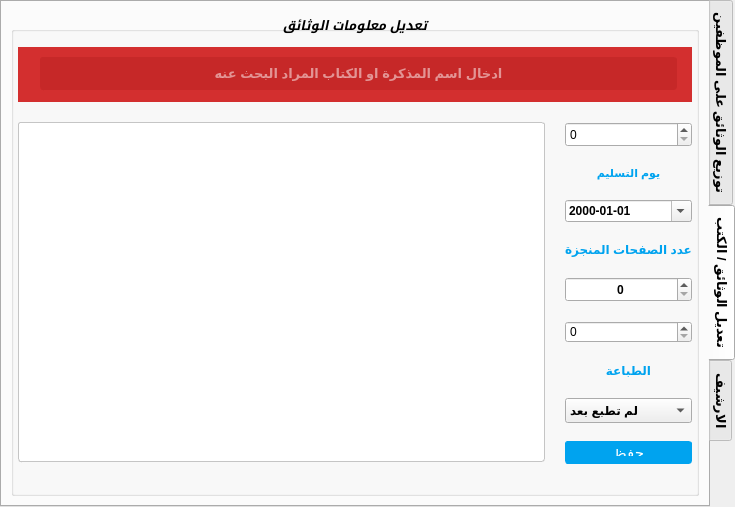
Above: tabwidgetdocuments.ui from ashraf-kx/maktaba-assistant before the change. Below: the same form after it.
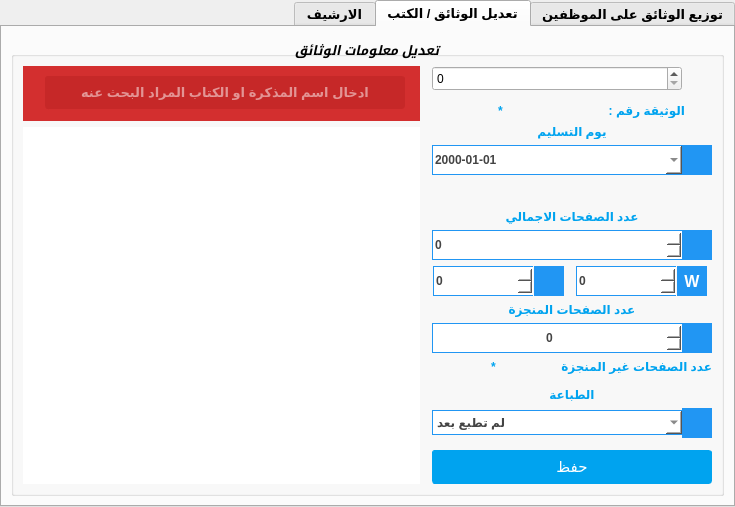
That is the form after the change. Icons and pictures are not drawn.

Commit message:
fixing issues & solve problem Update via the Mapper
use mapper->setPolicySubmit(..);

Patch:
```diff
--- a/tabwidgetdocuments.ui
+++ b/tabwidgetdocuments.ui
@@ -20,11 +20,17 @@
   <property name="windowTitle">
    <string>TabWidget</string>
   </property>
+  <property name="layoutDirection">
+   <enum>Qt::RightToLeft</enum>
+  </property>
+  <property name="autoFillBackground">
+   <bool>true</bool>
+  </property>
   <property name="styleSheet">
    <string notr="true"/>
   </property>
   <property name="tabPosition">
-   <enum>QTabWidget::East</enum>
+   <enum>QTabWidget::North</enum>
   </property>
   <property name="currentIndex">
    <number>1</number>
@@ -335,19 +341,9 @@
       <property name="flat">
        <bool>true</bool>
       </property>
-      <layout class="QVBoxLayout" name="verticalLayout_10">
-       <property name="spacing">
-        <number>20</number>
-       </property>
-       <property name="leftMargin">
-        <number>4</number>
-       </property>
-       <property name="topMargin">
-        <number>15</number>
-       </property>
-       <property name="rightMargin">
-        <number>4</number>
-       </property>
+      <layout class="QHBoxLayout" name="horizontalLayout_3">
+       <item>
+        <layout class="QVBoxLayout" name="verticalLayout_11">
        <item>
         <widget class="QWidget" name="widgetSearch" native="true">
          <property name="styleSheet">
@@ -461,8 +457,6 @@
         </widget>
        </item>
        <item>
-        <layout class="QHBoxLayout" name="horizontalLayout_2">
-         <item>
           <widget class="QTableView" name="tableView">
            <property name="enabled">
             <bool>true</bool>
@@ -482,31 +476,7 @@
            <property name="styleSheet">
             <string notr="true">QTableView
 {
- margin-bottom: 2px;   
-    padding: 7px 8px;
-        padding-top: 7px;
-        padding-bottom: 7px;
-    outline: medium none;
-        outline-width: medium;
-        outline-style: none;
-        outline-color: -moz-use-text-color;
-    color: #333;
-    background-color: #FFF;
-    background-repeat: no-repeat;
-    background-position: right center;
-    border: 1px solid #c5c5c5;
-        border-top-width: 1px;
-        border-bottom-width: 1px;
-        border-top-style: solid;
-        border-bottom-style: solid;
-        border-top-color: #c5c5c5;
-        border-bottom-color: #c5c5c5;      
-    border-radius: 3px;
-        border-top-left-radius: 3px;
-        border-top-right-radius: 3px;
-        border-bottom-right-radius: 3px;
-        border-bottom-left-radius: 3px;
-    vertical-align: middle;
+	border: 0px solid #00bbff;
 }
 QTableView:hover
 {
@@ -527,8 +497,36 @@
            </property>
           </widget>
          </item>
+        </layout>
+       </item>
          <item>
-          <layout class="QVBoxLayout" name="verticalLayout_11">
+        <widget class="QSplitter" name="splitter_10">
+         <property name="layoutDirection">
+          <enum>Qt::LeftToRight</enum>
+         </property>
+         <property name="orientation">
+          <enum>Qt::Horizontal</enum>
+         </property>
+         <widget class="QSplitter" name="splitter_11">
+          <property name="layoutDirection">
+           <enum>Qt::LeftToRight</enum>
+          </property>
+          <property name="orientation">
+           <enum>Qt::Horizontal</enum>
+          </property>
+          <widget class="QSplitter" name="splitter_12">
+           <property name="layoutDirection">
+            <enum>Qt::LeftToRight</enum>
+           </property>
+           <property name="orientation">
+            <enum>Qt::Horizontal</enum>
+           </property>
+          </widget>
+         </widget>
+        </widget>
+       </item>
+       <item>
+        <layout class="QVBoxLayout" name="verticalLayout_10">
            <item>
             <widget class="QSpinBox" name="SB_idDocx">
              <property name="minimumSize">
@@ -548,11 +546,80 @@
              </property>
             </widget>
            </item>
+         <item>
+          <spacer name="verticalSpacer_8">
+           <property name="orientation">
+            <enum>Qt::Vertical</enum>
+           </property>
+           <property name="sizeHint" stdset="0">
+            <size>
+             <width>20</width>
+             <height>18</height>
+            </size>
+           </property>
+          </spacer>
+         </item>
+         <item>
+          <layout class="QHBoxLayout" name="horizontalLayout_4">
+           <property name="topMargin">
+            <number>0</number>
+           </property>
+           <item>
+            <widget class="QLabel" name="LB_idDocx">
+             <property name="font">
+              <font>
+               <pointsize>9</pointsize>
+               <weight>75</weight>
+               <bold>true</bold>
+              </font>
+             </property>
+             <property name="styleSheet">
+              <string notr="true">QLabel
+{
+
+	color: rgb(0, 163, 239);
+}</string>
+             </property>
+             <property name="text">
+              <string>*</string>
+             </property>
+             <property name="alignment">
+              <set>Qt::AlignCenter</set>
+             </property>
+            </widget>
+           </item>
+           <item>
+            <widget class="QLabel" name="labexc">
+             <property name="font">
+              <font>
+               <pointsize>9</pointsize>
+               <weight>75</weight>
+               <bold>true</bold>
+               <kerning>false</kerning>
+              </font>
+             </property>
+             <property name="styleSheet">
+              <string notr="true">QLabel
+{
+
+	color: rgb(0, 163, 239);
+}</string>
+             </property>
+             <property name="text">
+              <string>الوثيقة رقم :  </string>
+             </property>
+             <property name="alignment">
+              <set>Qt::AlignCenter</set>
+             </property>
+            </widget>
+           </item>
+          </layout>
+         </item>
            <item>
             <widget class="QLabel" name="label_4">
              <property name="font">
               <font>
-               <pointsize>8</pointsize>
+             <pointsize>9</pointsize>
                <weight>75</weight>
                <bold>true</bold>
                <kerning>false</kerning>
@@ -574,7 +641,18 @@
             </widget>
            </item>
            <item>
+          <layout class="QHBoxLayout" name="horizontalLayout_22">
+           <property name="spacing">
+            <number>0</number>
+           </property>
+           <item>
             <widget class="QDateEdit" name="DE_deliveryDayx">
+             <property name="minimumSize">
+              <size>
+               <width>250</width>
+               <height>30</height>
+              </size>
+             </property>
              <property name="font">
               <font>
                <pointsize>9</pointsize>
@@ -583,6 +661,27 @@
                <kerning>false</kerning>
               </font>
              </property>
+             <property name="styleSheet">
+              <string notr="true">QDateEdit
+{
+	color: rgb(68, 68, 68);
+    background-color: #FFF;
+    border: 1px solid #2196F3;   
+	border-right:0px solid #FFFFFF;
+    vertical-align: middle;
+}
+
+QDateEdit:hover
+{
+	color: #000000;
+
+   border-top:1px solid #FFFFFF;	
+   border-left:1px solid #FFFFFF;	
+   border-right:1px solid #FFFFFF;	
+   border-bottom:2px solid #2196F3;  
+   border-right:0px solid #FFFFFF;
+}</string>
+             </property>
              <property name="currentSection">
               <enum>QDateTimeEdit::YearSection</enum>
              </property>
@@ -595,12 +694,75 @@
             </widget>
            </item>
            <item>
-            <widget class="QLabel" name="label_5">
+            <widget class="QLabel" name="label_16">
+             <property name="minimumSize">
+              <size>
+               <width>30</width>
+               <height>30</height>
+              </size>
+             </property>
+             <property name="maximumSize">
+              <size>
+               <width>30</width>
+               <height>30</height>
+              </size>
+             </property>
              <property name="font">
               <font>
+               <strikeout>false</strikeout>
+              </font>
+             </property>
+             <property name="layoutDirection">
+              <enum>Qt::LeftToRight</enum>
+             </property>
+             <property name="styleSheet">
+              <string notr="true">QLabel{
+background-color: #2196F3;
+}</string>
+             </property>
+             <property name="text">
+              <string/>
+             </property>
+             <property name="pixmap">
+              <pixmap resource="Icons.qrc">:/Icons/ic_perm_identity_white_2x.png</pixmap>
+             </property>
+             <property name="scaledContents">
+              <bool>true</bool>
+             </property>
+             <property name="indent">
+              <number>0</number>
+             </property>
+            </widget>
+           </item>
+          </layout>
+         </item>
+         <item>
+          <layout class="QHBoxLayout" name="horizontalLayout_24">
+           <property name="spacing">
+            <number>0</number>
+           </property>
+          </layout>
+         </item>
+         <item>
+          <spacer name="verticalSpacer_9">
+           <property name="orientation">
+            <enum>Qt::Vertical</enum>
+           </property>
+           <property name="sizeHint" stdset="0">
+            <size>
+             <width>20</width>
+             <height>40</height>
+            </size>
+           </property>
+          </spacer>
+         </item>
+         <item>
+          <widget class="QLabel" name="label_25">
+           <property name="font">
+            <font>
+             <pointsize>9</pointsize>
                <weight>75</weight>
                <bold>true</bold>
-               <kerning>false</kerning>
               </font>
              </property>
              <property name="styleSheet">
@@ -611,7 +773,7 @@
 }</string>
              </property>
              <property name="text">
-              <string>عدد الصفحات المنجزة</string>
+            <string>عدد الصفحات الاجمالي</string>
              </property>
              <property name="alignment">
               <set>Qt::AlignCenter</set>
@@ -619,36 +781,52 @@
             </widget>
            </item>
            <item>
-            <widget class="QSpinBox" name="SB_pagesDonex">
-             <property name="minimumSize">
-              <size>
-               <width>0</width>
-               <height>25</height>
-              </size>
-             </property>
-             <property name="maximumSize">
-              <size>
-               <width>250</width>
-               <height>16777215</height>
-              </size>
-             </property>
-             <property name="font">
-              <font>
-               <pointsize>9</pointsize>
-               <weight>75</weight>
-               <bold>true</bold>
-              </font>
-             </property>
-             <property name="alignment">
-              <set>Qt::AlignCenter</set>
-             </property>
-             <property name="maximum">
-              <number>5000</number>
-             </property>
-            </widget>
-           </item>
+          <layout class="QHBoxLayout" name="horizontalLayout_23">
+           <property name="spacing">
+            <number>0</number>
+           </property>
            <item>
             <widget class="QSpinBox" name="SB_totalPagesx">
+             <property name="minimumSize">
+              <size>
+               <width>0</width>
+               <height>30</height>
+              </size>
+             </property>
+             <property name="maximumSize">
+              <size>
+               <width>16777215</width>
+               <height>30</height>
+              </size>
+             </property>
+             <property name="font">
+              <font>
+               <pointsize>9</pointsize>
+               <weight>75</weight>
+               <bold>true</bold>
+              </font>
+             </property>
+             <property name="styleSheet">
+              <string notr="true">QSpinBox
+{
+	color: rgb(68, 68, 68);
+    background-color: #FFF;
+    border: 1px solid #2196F3;   
+	border-right:0px solid #FFFFFF;
+    vertical-align: middle;
+}
+
+QSpinBox:hover
+{
+	color: #000000;
+
+   border-top:1px solid #FFFFFF;	
+   border-left:1px solid #FFFFFF;	
+   border-right:1px solid #FFFFFF;	
+   border-bottom:2px solid #2196F3;  
+   border-right:0px solid #FFFFFF;
+}</string>
+             </property>
              <property name="readOnly">
               <bool>false</bool>
              </property>
@@ -658,6 +836,440 @@
             </widget>
            </item>
            <item>
+            <widget class="QLabel" name="label_23">
+             <property name="minimumSize">
+              <size>
+               <width>30</width>
+               <height>30</height>
+              </size>
+             </property>
+             <property name="maximumSize">
+              <size>
+               <width>30</width>
+               <height>30</height>
+              </size>
+             </property>
+             <property name="font">
+              <font>
+               <strikeout>false</strikeout>
+              </font>
+             </property>
+             <property name="layoutDirection">
+              <enum>Qt::LeftToRight</enum>
+             </property>
+             <property name="styleSheet">
+              <string notr="true">QLabel{
+background-color: #2196F3;
+}</string>
+             </property>
+             <property name="text">
+              <string/>
+             </property>
+             <property name="pixmap">
+              <pixmap resource="Icons.qrc">:/Icons/ic_library_books_white_2x.png</pixmap>
+             </property>
+             <property name="scaledContents">
+              <bool>true</bool>
+             </property>
+             <property name="indent">
+              <number>0</number>
+             </property>
+            </widget>
+           </item>
+          </layout>
+         </item>
+         <item>
+          <layout class="QHBoxLayout" name="horizontalLayout_25">
+           <property name="spacing">
+            <number>0</number>
+           </property>
+           <item>
+            <widget class="QSpinBox" name="SB_pagesHandx">
+             <property name="minimumSize">
+              <size>
+               <width>100</width>
+               <height>30</height>
+              </size>
+             </property>
+             <property name="maximumSize">
+              <size>
+               <width>100</width>
+               <height>30</height>
+              </size>
+             </property>
+             <property name="font">
+              <font>
+               <pointsize>9</pointsize>
+               <weight>75</weight>
+               <bold>true</bold>
+              </font>
+             </property>
+             <property name="styleSheet">
+              <string notr="true">QSpinBox
+{
+	color: rgb(68, 68, 68);
+    background-color: #FFF;
+    border: 1px solid #2196F3;   
+	border-right:0px solid #FFFFFF;
+    vertical-align: middle;
+}
+
+QSpinBox:hover
+{
+	color: #000000;
+
+   border-top:1px solid #FFFFFF;	
+   border-left:1px solid #FFFFFF;	
+   border-right:1px solid #FFFFFF;	
+   border-bottom:2px solid #2196F3;  
+   border-right:0px solid #FFFFFF;
+}</string>
+             </property>
+            </widget>
+           </item>
+           <item>
+            <widget class="QLabel" name="label_19">
+             <property name="minimumSize">
+              <size>
+               <width>30</width>
+               <height>30</height>
+              </size>
+             </property>
+             <property name="maximumSize">
+              <size>
+               <width>30</width>
+               <height>30</height>
+              </size>
+             </property>
+             <property name="font">
+              <font>
+               <strikeout>false</strikeout>
+              </font>
+             </property>
+             <property name="layoutDirection">
+              <enum>Qt::LeftToRight</enum>
+             </property>
+             <property name="styleSheet">
+              <string notr="true">QLabel{
+background-color: #2196F3;
+}</string>
+             </property>
+             <property name="text">
+              <string/>
+             </property>
+             <property name="pixmap">
+              <pixmap resource="Icons.qrc">:/Icons/ic_pan_tool_white_2x.png</pixmap>
+             </property>
+             <property name="scaledContents">
+              <bool>true</bool>
+             </property>
+             <property name="alignment">
+              <set>Qt::AlignCenter</set>
+             </property>
+             <property name="wordWrap">
+              <bool>false</bool>
+             </property>
+             <property name="indent">
+              <number>0</number>
+             </property>
+            </widget>
+           </item>
+           <item>
+            <widget class="QLabel" name="label_7">
+             <property name="minimumSize">
+              <size>
+               <width>10</width>
+               <height>0</height>
+              </size>
+             </property>
+             <property name="maximumSize">
+              <size>
+               <width>10</width>
+               <height>16777215</height>
+              </size>
+             </property>
+             <property name="text">
+              <string/>
+             </property>
+            </widget>
+           </item>
+           <item>
+            <widget class="QSpinBox" name="SB_pagesWordx">
+             <property name="minimumSize">
+              <size>
+               <width>100</width>
+               <height>30</height>
+              </size>
+             </property>
+             <property name="maximumSize">
+              <size>
+               <width>100</width>
+               <height>30</height>
+              </size>
+             </property>
+             <property name="font">
+              <font>
+               <pointsize>9</pointsize>
+               <weight>75</weight>
+               <bold>true</bold>
+              </font>
+             </property>
+             <property name="styleSheet">
+              <string notr="true">QSpinBox
+{
+	color: rgb(68, 68, 68);
+    background-color: #FFF;
+    border: 1px solid #2196F3;   
+	border-right:0px solid #FFFFFF;
+    vertical-align: middle;
+}
+
+QSpinBox:hover
+{
+	color: #000000;
+
+   border-top:1px solid #FFFFFF;	
+   border-left:1px solid #FFFFFF;	
+   border-right:1px solid #FFFFFF;	
+   border-bottom:2px solid #2196F3;  
+   border-right:0px solid #FFFFFF;
+}</string>
+             </property>
+            </widget>
+           </item>
+           <item>
+            <widget class="QLabel" name="label_18">
+             <property name="minimumSize">
+              <size>
+               <width>30</width>
+               <height>30</height>
+              </size>
+             </property>
+             <property name="maximumSize">
+              <size>
+               <width>30</width>
+               <height>30</height>
+              </size>
+             </property>
+             <property name="font">
+              <font>
+               <pointsize>12</pointsize>
+               <weight>75</weight>
+               <italic>false</italic>
+               <bold>true</bold>
+               <strikeout>false</strikeout>
+              </font>
+             </property>
+             <property name="layoutDirection">
+              <enum>Qt::LeftToRight</enum>
+             </property>
+             <property name="styleSheet">
+              <string notr="true">QLabel{
+background-color: #2196F3;
+color:white;
+}</string>
+             </property>
+             <property name="text">
+              <string>W</string>
+             </property>
+             <property name="scaledContents">
+              <bool>true</bool>
+             </property>
+             <property name="alignment">
+              <set>Qt::AlignCenter</set>
+             </property>
+             <property name="indent">
+              <number>0</number>
+             </property>
+            </widget>
+           </item>
+          </layout>
+         </item>
+         <item>
+          <widget class="QLabel" name="label_24">
+           <property name="font">
+            <font>
+             <pointsize>9</pointsize>
+             <weight>75</weight>
+             <bold>true</bold>
+            </font>
+           </property>
+           <property name="styleSheet">
+            <string notr="true">QLabel
+{
+
+	color: rgb(0, 163, 239);
+}</string>
+           </property>
+           <property name="text">
+            <string>عدد الصفحات المنجزة</string>
+           </property>
+           <property name="alignment">
+            <set>Qt::AlignCenter</set>
+           </property>
+          </widget>
+         </item>
+         <item>
+          <layout class="QHBoxLayout" name="horizontalLayout_27">
+           <property name="spacing">
+            <number>0</number>
+           </property>
+           <item>
+            <widget class="QSpinBox" name="SB_pagesDonex">
+             <property name="minimumSize">
+              <size>
+               <width>250</width>
+               <height>30</height>
+              </size>
+             </property>
+             <property name="maximumSize">
+              <size>
+               <width>250</width>
+               <height>30</height>
+              </size>
+             </property>
+             <property name="font">
+              <font>
+               <pointsize>9</pointsize>
+               <weight>75</weight>
+               <bold>true</bold>
+              </font>
+             </property>
+             <property name="styleSheet">
+              <string notr="true">QSpinBox
+{
+	color: rgb(68, 68, 68);
+    background-color: #FFF;
+    border: 1px solid #2196F3;   
+	border-right:0px solid #FFFFFF;
+    vertical-align: middle;
+}
+
+QSpinBox:hover
+{
+	color: #000000;
+
+   border-top:1px solid #FFFFFF;	
+   border-left:1px solid #FFFFFF;	
+   border-right:1px solid #FFFFFF;	
+   border-bottom:2px solid #2196F3;  
+   border-right:0px solid #FFFFFF;
+}</string>
+             </property>
+             <property name="alignment">
+              <set>Qt::AlignCenter</set>
+             </property>
+             <property name="maximum">
+              <number>5000</number>
+             </property>
+            </widget>
+           </item>
+           <item>
+            <widget class="QLabel" name="label_17">
+             <property name="minimumSize">
+              <size>
+               <width>30</width>
+               <height>30</height>
+              </size>
+             </property>
+             <property name="maximumSize">
+              <size>
+               <width>30</width>
+               <height>30</height>
+              </size>
+             </property>
+             <property name="font">
+              <font>
+               <strikeout>false</strikeout>
+              </font>
+             </property>
+             <property name="layoutDirection">
+              <enum>Qt::LeftToRight</enum>
+             </property>
+             <property name="styleSheet">
+              <string notr="true">QLabel{
+background-color: #2196F3;
+}</string>
+             </property>
+             <property name="text">
+              <string/>
+             </property>
+             <property name="pixmap">
+              <pixmap resource="Icons.qrc">:/Icons/ic_library_books_white_2x.png</pixmap>
+             </property>
+             <property name="scaledContents">
+              <bool>true</bool>
+             </property>
+             <property name="indent">
+              <number>0</number>
+             </property>
+            </widget>
+           </item>
+          </layout>
+         </item>
+         <item>
+          <layout class="QHBoxLayout" name="horizontalLayout_2">
+           <item>
+            <widget class="QLabel" name="Lb_pagesRestx">
+             <property name="font">
+              <font>
+               <pointsize>9</pointsize>
+               <weight>75</weight>
+               <bold>true</bold>
+              </font>
+             </property>
+             <property name="styleSheet">
+              <string notr="true">QLabel
+{
+
+	color: rgb(0, 163, 239);
+}</string>
+             </property>
+             <property name="text">
+              <string>*</string>
+             </property>
+             <property name="alignment">
+              <set>Qt::AlignCenter</set>
+             </property>
+            </widget>
+           </item>
+           <item>
+            <widget class="QLabel" name="label_26">
+             <property name="font">
+              <font>
+               <pointsize>9</pointsize>
+               <weight>75</weight>
+               <bold>true</bold>
+              </font>
+             </property>
+             <property name="styleSheet">
+              <string notr="true">QLabel
+{
+
+	color: rgb(0, 163, 239);
+}</string>
+             </property>
+             <property name="text">
+              <string>عدد الصفحات غير المنجزة</string>
+             </property>
+            </widget>
+           </item>
+          </layout>
+         </item>
+         <item>
+          <spacer name="verticalSpacer_4">
+           <property name="orientation">
+            <enum>Qt::Vertical</enum>
+           </property>
+           <property name="sizeHint" stdset="0">
+            <size>
+             <width>20</width>
+             <height>18</height>
+            </size>
+           </property>
+          </spacer>
+         </item>
+         <item>
             <widget class="QLabel" name="label_6">
              <property name="font">
               <font>
@@ -682,6 +1294,11 @@
             </widget>
            </item>
            <item>
+          <layout class="QHBoxLayout" name="horizontalLayout_26">
+           <property name="spacing">
+            <number>0</number>
+           </property>
+           <item>
             <widget class="QComboBox" name="CB_isPrintedx">
              <property name="minimumSize">
               <size>
@@ -705,6 +1322,27 @@
              <property name="layoutDirection">
               <enum>Qt::LeftToRight</enum>
              </property>
+             <property name="styleSheet">
+              <string notr="true">QComboBox
+{
+	color: rgb(68, 68, 68);
+    background-color: #FFF;
+    border: 1px solid #2196F3;   
+	border-right:0px solid #FFFFFF;
+    vertical-align: middle;
+}
+
+QComboBox:hover
+{
+	color: #000000;
+
+   border-top:1px solid #FFFFFF;	
+   border-left:1px solid #FFFFFF;	
+   border-right:1px solid #FFFFFF;	
+   border-bottom:2px solid #2196F3;  
+   border-right:0px solid #FFFFFF;
+}</string>
+             </property>
              <property name="maxCount">
               <number>3</number>
              </property>
@@ -721,20 +1359,61 @@
             </widget>
            </item>
            <item>
-            <spacer name="verticalSpacer_3">
+            <widget class="QLabel" name="label_20">
+             <property name="minimumSize">
+              <size>
+               <width>30</width>
+               <height>30</height>
+              </size>
+             </property>
+             <property name="maximumSize">
+              <size>
+               <width>30</width>
+               <height>30</height>
+              </size>
+             </property>
+             <property name="font">
+              <font>
+               <strikeout>false</strikeout>
+              </font>
+             </property>
+             <property name="layoutDirection">
+              <enum>Qt::LeftToRight</enum>
+             </property>
+             <property name="styleSheet">
+              <string notr="true">QLabel{
+background-color: #2196F3;
+}</string>
+             </property>
+             <property name="text">
+              <string/>
+             </property>
+             <property name="pixmap">
+              <pixmap resource="Icons.qrc">:/Icons/ic_payment_white_2x.png</pixmap>
+             </property>
+             <property name="scaledContents">
+              <bool>true</bool>
+             </property>
+             <property name="indent">
+              <number>0</number>
+             </property>
+            </widget>
+           </item>
+          </layout>
+         </item>
+         <item>
+          <spacer name="verticalSpacer_5">
              <property name="orientation">
               <enum>Qt::Vertical</enum>
              </property>
              <property name="sizeHint" stdset="0">
               <size>
                <width>20</width>
-               <height>40</height>
+             <height>18</height>
               </size>
              </property>
             </spacer>
            </item>
-           <item>
-            <layout class="QHBoxLayout" name="LY_updateClient">
              <item>
               <widget class="QPushButton" name="BT_updateDoc">
                <property name="styleSheet">
@@ -790,36 +1469,6 @@
             </layout>
            </item>
           </layout>
-         </item>
-        </layout>
-       </item>
-       <item>
-        <widget class="QSplitter" name="splitter_10">
-         <property name="layoutDirection">
-          <enum>Qt::LeftToRight</enum>
-         </property>
-         <property name="orientation">
-          <enum>Qt::Horizontal</enum>
-         </property>
-         <widget class="QSplitter" name="splitter_11">
-          <property name="layoutDirection">
-           <enum>Qt::LeftToRight</enum>
-          </property>
-          <property name="orientation">
-           <enum>Qt::Horizontal</enum>
-          </property>
-          <widget class="QSplitter" name="splitter_12">
-           <property name="layoutDirection">
-            <enum>Qt::LeftToRight</enum>
-           </property>
-           <property name="orientation">
-            <enum>Qt::Horizontal</enum>
-           </property>
-          </widget>
-         </widget>
-        </widget>
-       </item>
-      </layout>
      </widget>
     </item>
    </layout>
```
Left out of the diff: 10 changed lines with no effect on the pictures. Lines whose indentation alone changed are shown as unchanged. The commit also changes 2 other files.
